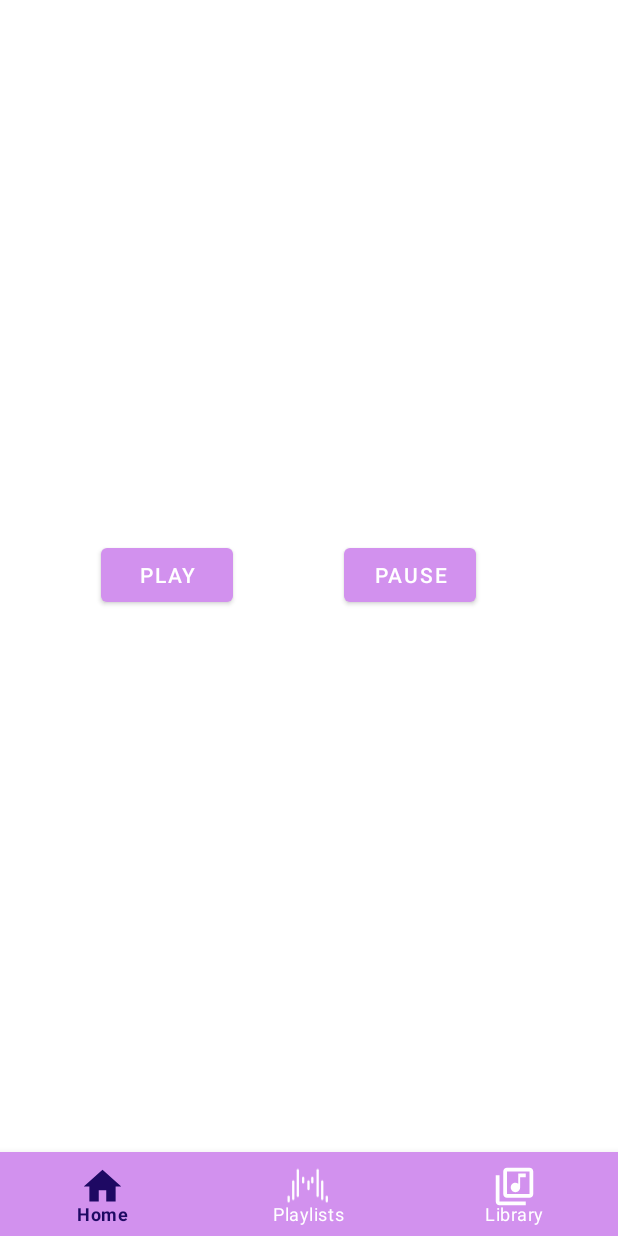
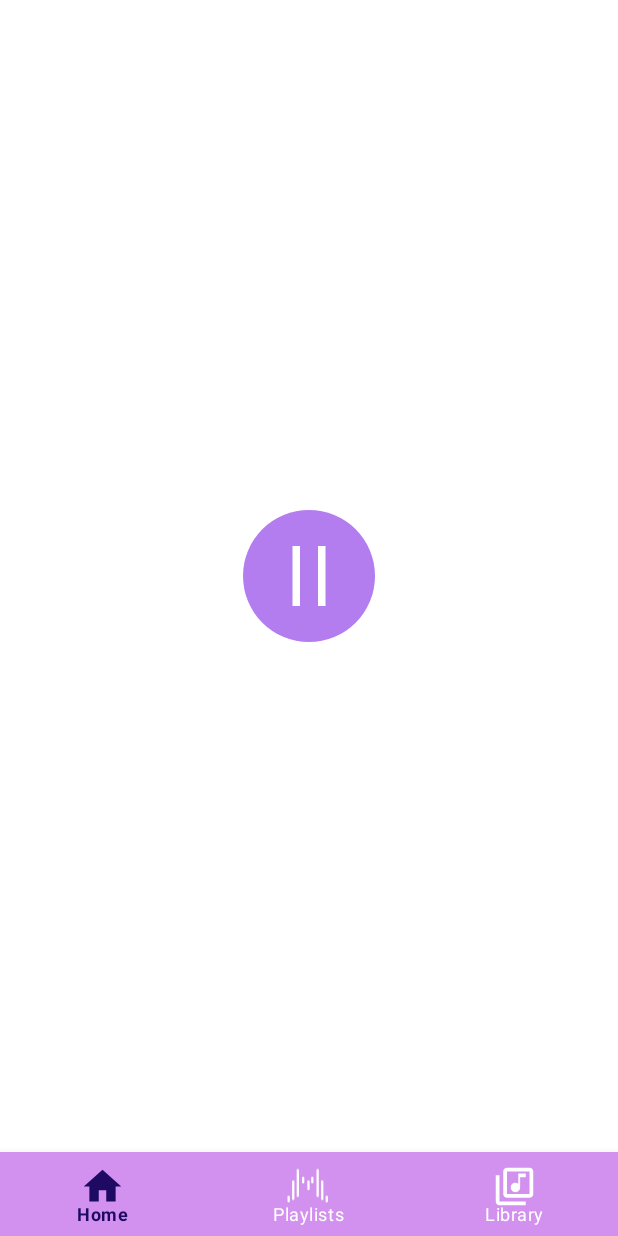
Before and after one commit to PuttTim/mastif-app, an Android app: the PlayerFragment screen opened through its navigation route, on a phone screen of 412 x 824 dp. Run offline under Robolectric (Android 15) with nearby library versions, the phone set to English and light mode, and no system bars; our stand-ins replace navigation-ui.

Commit message:
Something
Took 2 hours 17 minutes

```diff
--- a/app/build.gradle
+++ b/app/build.gradle
@@ -34,7 +34,6 @@ android {
 }
 
 dependencies {
-
     implementation 'androidx.appcompat:appcompat:1.3.0'
     implementation 'com.google.android.material:material:1.4.0'
     implementation 'androidx.constraintlayout:constraintlayout:2.0.4'
--- a/app/src/main/java/com/example/mastif/Adapters/LibraryRecyclerAdapter.java
+++ b/app/src/main/java/com/example/mastif/Adapters/LibraryRecyclerAdapter.java
@@ -84,7 +84,7 @@ public class LibraryRecyclerAdapter extends RecyclerView.Adapter<LibraryRecycler
                     callback.onSongClick(songs, position);
                     Log.d("LogD LibraryRecyclerAdapter ", "button CLICKED");
                     NavDirections action =
-                            LibraryFragmentDirections.actionSongsFragmentToPlayerFragment22();
+                            LibraryFragmentDirections.actionLibraryFragmentToPlayerFragment();
                     Navigation.findNavController(v).navigate(action);
                 }
             });
--- a/app/src/main/java/com/example/mastif/Fragments/LibraryFragment.java
+++ b/app/src/main/java/com/example/mastif/Fragments/LibraryFragment.java
@@ -31,7 +31,6 @@ public class LibraryFragment extends Fragment {
     private RecyclerView.LayoutManager mLayoutManager;
     private SharedViewModel sharedVM;
     private PlayerViewModel playerVM;
-    private QueueViewModel queueVM;
 
     private final LibraryRecyclerAdapter.Callback callback = new LibraryRecyclerAdapter.Callback(){
         @Override
@@ -47,7 +46,6 @@ public class LibraryFragment extends Fragment {
     public View onCreateView(LayoutInflater inflater, ViewGroup container, Bundle savedInstanceState) {
         B = FragmentLibraryBinding.inflate(inflater, container, false);
         sharedVM = new ViewModelProvider(requireActivity()).get(SharedViewModel.class);
-        queueVM = new ViewModelProvider(requireActivity()).get(QueueViewModel.class);
         playerVM = new ViewModelProvider(requireActivity()).get(PlayerViewModel.class);
 
         List<Song> songs = sharedVM.getSongs().getValue();
--- a/app/src/main/java/com/example/mastif/Fragments/PlayerFragment.java
+++ b/app/src/main/java/com/example/mastif/Fragments/PlayerFragment.java
@@ -1,36 +1,23 @@
 package com.example.mastif.Fragments;
 
-import android.content.DialogInterface;
-import android.media.MediaPlayer;
 import android.os.Bundle;
 
 import androidx.fragment.app.Fragment;
-import androidx.fragment.app.FragmentManager;
-import androidx.fragment.app.FragmentTransaction;
-import androidx.lifecycle.LifecycleOwner;
-import androidx.lifecycle.Observer;
 import androidx.lifecycle.ViewModelProvider;
 
-import android.util.Log;
 import android.view.LayoutInflater;
 import android.view.View;
 import android.view.ViewGroup;
 
-import com.example.mastif.Objects.Song;
 import com.example.mastif.R;
 import com.example.mastif.ViewModels.PlayerViewModel;
-import com.example.mastif.ViewModels.QueueViewModel;
-import com.example.mastif.ViewModels.SharedViewModel;
 import com.example.mastif.databinding.FragmentPlayerBinding;
-import com.example.mastif.databinding.SongCardBinding;
-
-import java.util.List;
 
 
 public class PlayerFragment extends Fragment {
     private FragmentPlayerBinding B;
     private PlayerViewModel playerVM;
-    private QueueViewModel queueVM;
+
 
     @Override
     public View onCreateView(LayoutInflater inflater, ViewGroup container, Bundle savedInstanceState) {
@@ -38,15 +25,16 @@ public class PlayerFragment extends Fragment {
 
         playerVM = new ViewModelProvider(requireActivity()).get(PlayerViewModel.class);
 
-        queueVM = new ViewModelProvider(requireActivity()).get(QueueViewModel.class);
+        // Each line is a different button onClickListener which calls the method inside PlayerViewModel
+        B.btnPlayPause.setOnClickListener(v -> togglePlayPauseState());
 
-
-
-        B.btnPause.setOnClickListener(v -> playerVM.resumePauseSong());
 
         // Inflate the layout for this fragment
         return B.getRoot();
     }
 
-
+    private void togglePlayPauseState() {
+        B.btnPlayPause.setImageResource(playerVM.getMp().isPlaying() ? R.drawable.ic_play_button_circle : R.drawable.ic_pause_button_circle);
+        playerVM.togglePlayPause();
+    }
 }
--- a/app/src/main/java/com/example/mastif/ViewModels/PlayerViewModel.java
+++ b/app/src/main/java/com/example/mastif/ViewModels/PlayerViewModel.java
@@ -16,8 +16,10 @@ import java.util.List;
 public class PlayerViewModel extends ViewModel {
     private MediaPlayer mp;
     MutableLiveData<MediaPlayer> mutMediaPlayer = new MutableLiveData<>(mp);
-    private QueueViewModel queueVM;
-    public MediaPlayer getMp () {return mp;}
+
+    public MediaPlayer getMp () {
+        return mp;
+    }
 
     public void setMediaPlayer(MediaPlayer player) {
         if (mp == null) {
@@ -54,13 +56,12 @@ public class PlayerViewModel extends ViewModel {
         mp.setOnCompletionListener(mp -> resetPlayer());
     }
 
-    public void resumePauseSong() {
+    public void togglePlayPause() {
         if (!mp.isPlaying()) {
             mp.start();
+            return;
         }
-        else if (mp.isPlaying()) {
-            mp.pause();
-        }
+        mp.pause();
     }
 
 
--- /dev/null
+++ b/app/src/main/res/drawable/ic_pause_button_circle.xml
@@ -0,0 +1,15 @@
+<vector xmlns:android="http://schemas.android.com/apk/res/android"
+    android:width="88dp"
+    android:height="88dp"
+    android:viewportWidth="88"
+    android:viewportHeight="88">
+  <path
+      android:pathData="M44,44m-44,0a44,44 0,1 1,88 0a44,44 0,1 1,-88 0"
+      android:fillColor="#b37df0"/>
+  <path
+      android:pathData="M33,64L33,24h5L38,64Z"
+      android:fillColor="#fff"/>
+  <path
+      android:pathData="M50,64L50,24h5L55,64Z"
+      android:fillColor="#fff"/>
+</vector>
--- /dev/null
+++ b/app/src/main/res/drawable/ic_play_button_circle.xml
@@ -0,0 +1,12 @@
+<vector xmlns:android="http://schemas.android.com/apk/res/android"
+    android:width="88dp"
+    android:height="88dp"
+    android:viewportWidth="88"
+    android:viewportHeight="88">
+  <path
+      android:pathData="M44,44m-44,0a44,44 0,1 1,88 0a44,44 0,1 1,-88 0"
+      android:fillColor="#b37df0"/>
+  <path
+      android:pathData="M35.001,24v40l26.8,-20.024Z"
+      android:fillColor="#fff"/>
+</vector>
--- a/app/src/main/res/layout/fragment_player.xml
+++ b/app/src/main/res/layout/fragment_player.xml
@@ -7,29 +7,6 @@
     android:layout_height="match_parent"
     tools:context=".Fragments.PlayerFragment" >
 
-    <Button
-        android:id="@+id/btnPlay"
-        android:layout_width="wrap_content"
-        android:layout_height="wrap_content"
-        android:text="Play"
-        app:layout_constraintBottom_toBottomOf="parent"
-        app:layout_constraintEnd_toEndOf="parent"
-        app:layout_constraintHorizontal_bias="0.205"
-        app:layout_constraintStart_toStartOf="parent"
-        app:layout_constraintTop_toTopOf="parent"
-        app:layout_constraintVertical_bias="0.499" />
-
-    <Button
-        android:id="@+id/btnPause"
-        android:layout_width="wrap_content"
-        android:layout_height="wrap_content"
-        android:text="Pause"
-        app:layout_constraintBottom_toBottomOf="parent"
-        app:layout_constraintEnd_toEndOf="parent"
-        app:layout_constraintHorizontal_bias="0.709"
-        app:layout_constraintStart_toStartOf="parent"
-        app:layout_constraintTop_toTopOf="parent"
-        app:layout_constraintVertical_bias="0.499" />
 
     <ImageView
         android:id="@+id/imgCover"
@@ -42,5 +19,16 @@
         app:layout_constraintTop_toTopOf="parent"
         app:layout_constraintVertical_bias="0.063" />
 
+    <ImageView
+        android:id="@+id/btnPlayPause"
+        android:layout_width="wrap_content"
+        android:layout_height="wrap_content"
+        android:background="@color/transparent_hex"
+        android:src="@drawable/ic_pause_button_circle"
+        app:layout_constraintBottom_toBottomOf="parent"
+        app:layout_constraintEnd_toEndOf="parent"
+        app:layout_constraintStart_toStartOf="parent"
+        app:layout_constraintTop_toTopOf="parent" />
+
 
 </androidx.constraintlayout.widget.ConstraintLayout>
--- a/app/src/main/res/menu/bottom_bar.xml
+++ b/app/src/main/res/menu/bottom_bar.xml
@@ -6,11 +6,11 @@
         android:icon="@drawable/home_icon"
         android:title="Home" />
     <item
-        android:id="@+id/playerFragment"
+        android:id="@+id/playlistFragment"
         android:icon="@drawable/mastif_icon"
         android:title="Playlists" />
     <item
-        android:id="@+id/songsFragment"
+        android:id="@+id/libraryFragment"
         android:icon="@drawable/library_icon"
         android:title="Library"
         />
--- a/app/src/main/res/navigation/navigation_graph.xml
+++ b/app/src/main/res/navigation/navigation_graph.xml
@@ -11,58 +11,58 @@
         tools:layout="@layout/fragment_home"
         >
         <action
+            android:id="@+id/action_homeFragment_to_playlistFragment"
+            app:destination="@id/playlistFragment" />
+        <action
+            android:id="@+id/action_homeFragment_to_libraryFragment"
+            app:destination="@id/libraryFragment" />
+        <action
             android:id="@+id/action_homeFragment_to_playerFragment"
             app:destination="@id/playerFragment" />
-        <action
-            android:id="@+id/action_homeFragment_to_songsFragment2"
-            app:destination="@id/songsFragment" />
-        <action
-            android:id="@+id/action_homeFragment_to_playerFragment2"
-            app:destination="@id/playerFragment2" />
     </fragment>
     <fragment
-        android:id="@+id/playerFragment"
+        android:id="@+id/playlistFragment"
         android:name="com.example.mastif.Fragments.PlaylistFragment"
         android:label="fragment_player"
         tools:layout="@layout/fragment_playlist" >
         <action
-            android:id="@+id/action_playerFragment_to_homeFragment2"
+            android:id="@+id/action_playlistFragment_to_homeFragment"
             app:destination="@id/homeFragment" />
         <action
-            android:id="@+id/action_playerFragment_to_songsFragment2"
-            app:destination="@id/songsFragment" />
+            android:id="@+id/action_playlistFragment_to_libraryFragment"
+            app:destination="@id/libraryFragment" />
         <action
-            android:id="@+id/action_playerFragment_to_playerFragment2"
-            app:destination="@id/playerFragment2" />
+            android:id="@+id/action_playlistFragment_to_playerFragment"
+            app:destination="@id/playerFragment" />
     </fragment>
     <fragment
-        android:id="@+id/songsFragment"
+        android:id="@+id/libraryFragment"
         android:name="com.example.mastif.Fragments.LibraryFragment"
-        android:label="fragment_songs"
+        android:label="fragment_library"
         tools:layout="@layout/fragment_library" >
         <action
-            android:id="@+id/action_songsFragment_to_playerFragment2"
-            app:destination="@id/playerFragment" />
+            android:id="@+id/action_libraryFragment_to_playlistFragment"
+            app:destination="@id/playlistFragment" />
         <action
-            android:id="@+id/action_songsFragment_to_homeFragment2"
+            android:id="@+id/action_libraryFragment_to_homeFragment"
             app:destination="@id/homeFragment" />
         <action
-            android:id="@+id/action_songsFragment_to_playerFragment22"
-            app:destination="@id/playerFragment2" />
+            android:id="@+id/action_libraryFragment_to_playerFragment"
+            app:destination="@id/playerFragment" />
     </fragment>
     <fragment
-        android:id="@+id/playerFragment2"
+        android:id="@+id/playerFragment"
         android:name="com.example.mastif.Fragments.PlayerFragment"
         android:label="fragment_player"
         tools:layout="@layout/fragment_player" >
         <action
-            android:id="@+id/action_playerFragment2_to_homeFragment"
+            android:id="@+id/action_playerFragment_to_homeFragment"
             app:destination="@id/homeFragment" />
         <action
-            android:id="@+id/action_playerFragment2_to_songsFragment"
-            app:destination="@id/songsFragment" />
+            android:id="@+id/action_playerFragment_to_libraryFragment"
+            app:destination="@id/libraryFragment" />
         <action
-            android:id="@+id/action_playerFragment2_to_playerFragment"
-            app:destination="@id/playerFragment" />
+            android:id="@+id/action_playerFragment_to_playlistFragment"
+            app:destination="@id/playlistFragment" />
     </fragment>
 </navigation>
```
